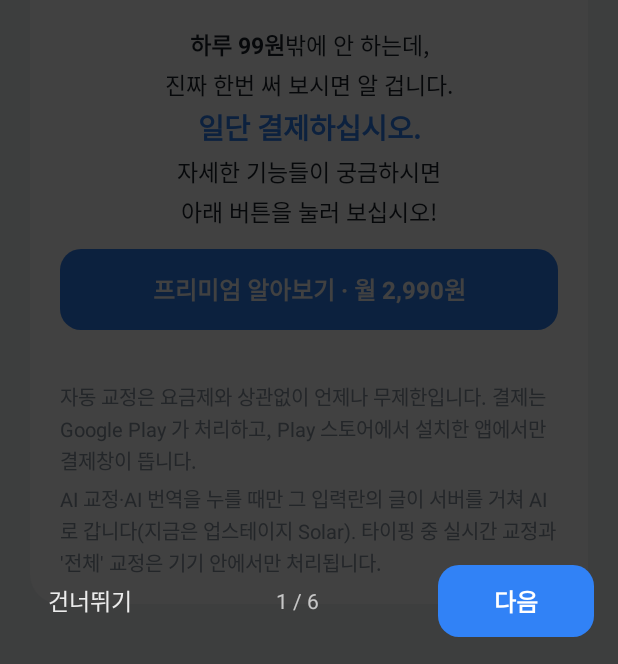
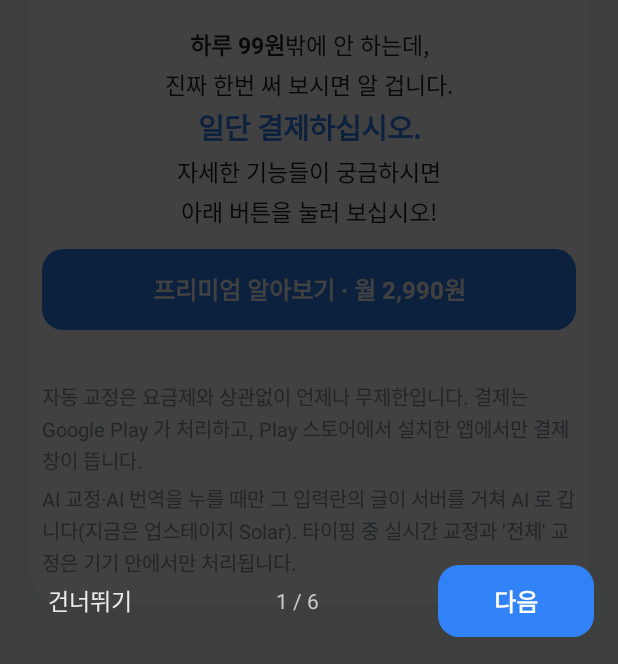
Before and after one commit to kimgeonwoo-718/-, an Android app: the screen it shows after launch (SetupActivity), scrolled down 498 dp, on a phone screen of 412 x 824 dp, the part 572-1236 px from its top. Run offline under Robolectric (Android 15) with nearby library versions, the phone set to English and light mode, and no system bars; libraries missing offline, so code that uses them is left out: com.android.billingclient, kr.pe.bab2min; pictures from the network do not load; 13 statements that could not run were skipped.

Commit message:
첫 화면 프리미엄 칸의 양옆 여백을 줄인다
화면 여백(20dp)에 카드 안쪽 여백(20dp)까지 더해져 글이 양쪽에서 40dp 씩 들어가 좁게 내려갔다(사용자).
이 카드만 안쪽 여백을 8dp 로 줄인다(양쪽 28dp).

Co-Authored-By: Claude Opus 5.5 <noreply@anthropic.com>
Claude-Session: https://claude.ai/code/session_011ebNbcMnU1MFMvxvCnWZeD

```diff
--- a/keyboard/src/main/res/layout/activity_setup.xml
+++ b/keyboard/src/main/res/layout/activity_setup.xml
@@ -152,8 +152,13 @@
           2026-10-02: AI 한 줄만 적혀 있어서 살 이유가 안 보였다(사용자). 가운데에 크게 "프리미엄 /
           절대 후회 없는 기능들", 밑에 값(하루 99원)과 "버튼을 눌러 보라" 를 둔다. 기능 목록은 버튼 너머
           결제 화면(PaywallActivity)의 비교표에 있다.
+
+          2026-10-10: 화면 여백(20dp)에 카드 안쪽 여백(20dp)까지 더해져 글이 양쪽에서 40dp 씩 들어가 좁게 내려갔다(사용자).
+          이 카드만 안쪽 여백을 8dp 로 줄인다.
         -->
-        <LinearLayout style="@style/Card">
+        <LinearLayout
+            style="@style/Card"
+            android:paddingHorizontal="8dp">
             <TextView
                 android:layout_width="match_parent"
                 android:layout_height="wrap_content"
```
